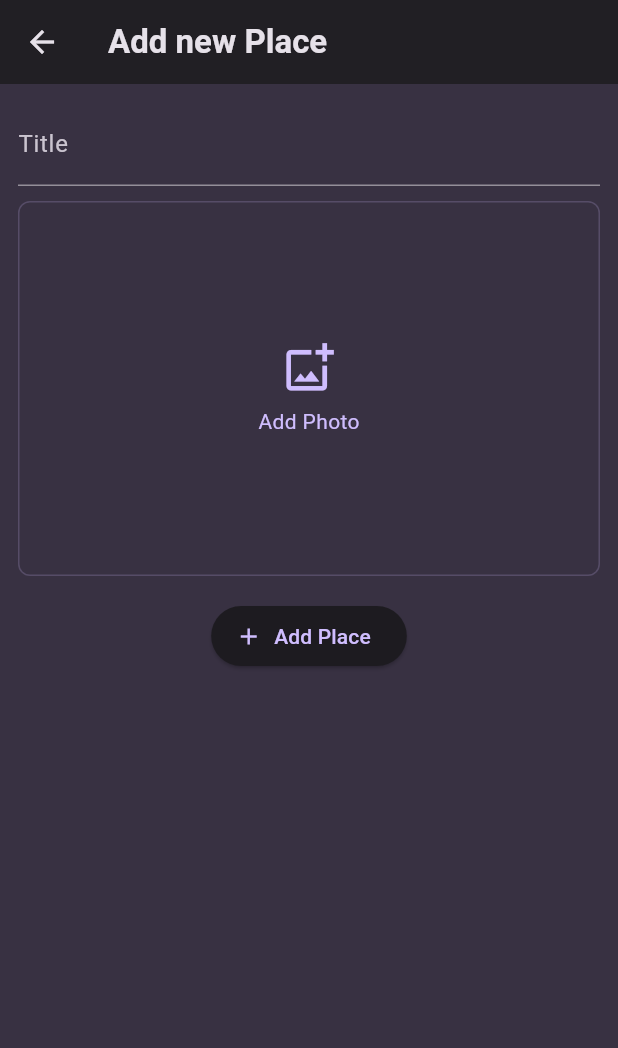
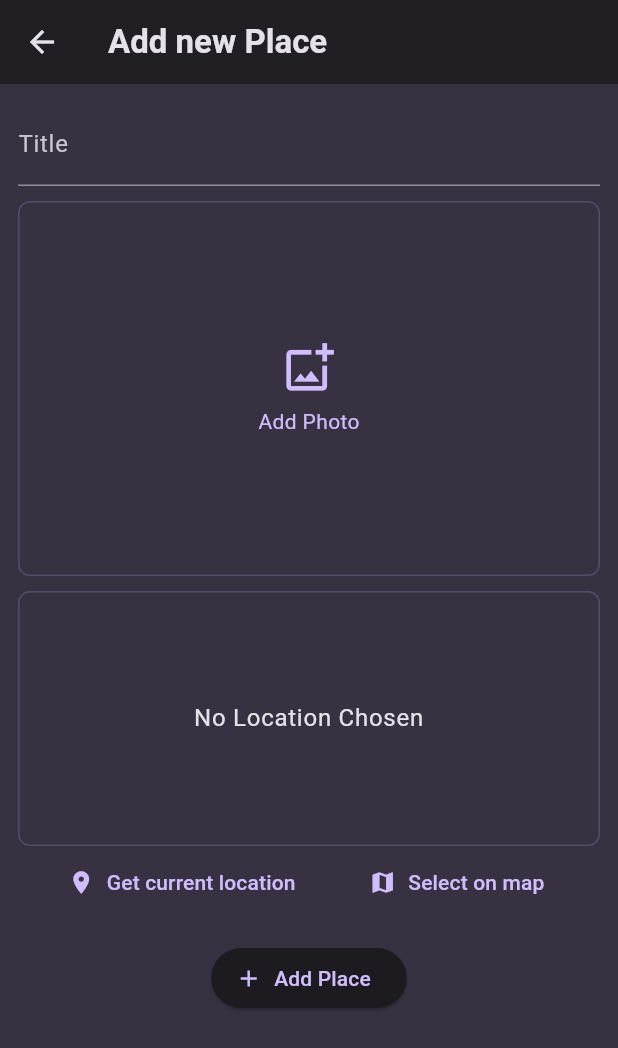
Before and after one commit to Mir-37/where_you_at, a Flutter app: the AddPlaceScreen screen opened directly, on a phone screen of 412 x 824 dp. Shown: the top 1048 px of the screen. Run offline on Flutter 3.47's test engine with Material 3 defaults, Android fonts, the phone set to English and light mode, and no system bars; our stand-ins replace flutter_riverpod, google_fonts, image_picker.

Commit message:
feat(ui): add location input component to add place screen
Introduce the `LocationInput` widget to allow users to select or
retrieve their current location. Integrate this new component into
the `AddPlaceScreen` layout to facilitate location selection during
the place creation process.

```diff
--- a/lib/screens/add_place_screen.dart
+++ b/lib/screens/add_place_screen.dart
@@ -4,6 +4,7 @@ import 'package:flutter/material.dart';
 import 'package:flutter_riverpod/flutter_riverpod.dart';
 import 'package:wya/providers/user_places.dart';
 import 'package:wya/widgets/image_input.dart';
+import 'package:wya/widgets/location_input.dart';
 
 class AddPlaceScreen extends ConsumerStatefulWidget {
   const AddPlaceScreen({super.key});
@@ -69,6 +70,10 @@ class AddPlaceScreenState extends ConsumerState<AddPlaceScreen> {
                 },
               ),
               const SizedBox(
+                height: 10,
+              ),
+              LocationInput(),
+              const SizedBox(
                 height: 16,
               ),
               ElevatedButton.icon(
--- /dev/null
+++ b/lib/widgets/location_input.dart
@@ -0,0 +1,60 @@
+import 'package:flutter/material.dart';
+
+class LocationInput extends StatefulWidget {
+  const LocationInput({super.key});
+
+  @override
+  State<LocationInput> createState() => _LocationInputState();
+}
+
+class _LocationInputState extends State<LocationInput> {
+  @override
+  Widget build(BuildContext context) {
+    return Column(
+      children: [
+        Container(
+          alignment: Alignment.center,
+          height: 170,
+          width: double.infinity,
+          decoration: BoxDecoration(
+            border: Border.all(
+              color: Theme.of(context).colorScheme.primary.withAlpha(50),
+            ),
+            borderRadius: BorderRadius.circular(8),
+          ),
+          child: Text(
+            'No Location Chosen',
+            textAlign: TextAlign.center,
+            style: Theme.of(context).textTheme.bodyLarge!.copyWith(
+              color: Theme.of(context).colorScheme.onSurface,
+            ),
+          ),
+        ),
+        Row(
+          mainAxisAlignment: MainAxisAlignment.spaceEvenly,
+          children: [
+            TextButton.icon(
+              onPressed: () {},
+              icon: const Icon(
+                Icons.location_on,
+              ),
+              label: const Text(
+                'Get current location',
+              ),
+            ),
+
+            TextButton.icon(
+              onPressed: () {},
+              icon: const Icon(
+                Icons.map,
+              ),
+              label: const Text(
+                'Select on map',
+              ),
+            ),
+          ],
+        ),
+      ],
+    );
+  }
+}
```
